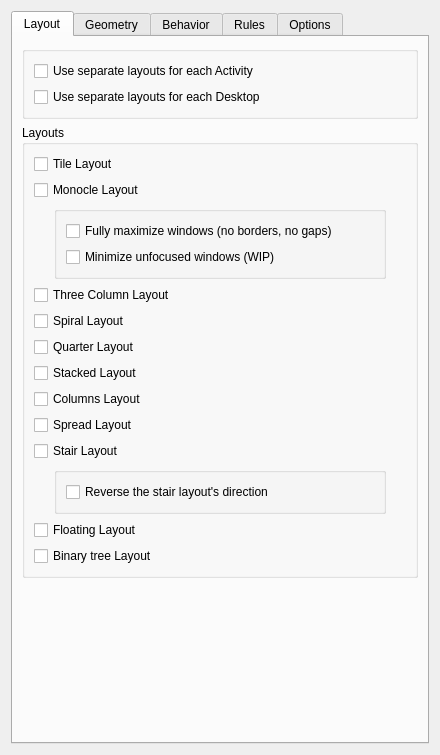
This is res/config.ui in uberkael/krohnkite as Qt 5 draws it before an edit. The edited form follows.
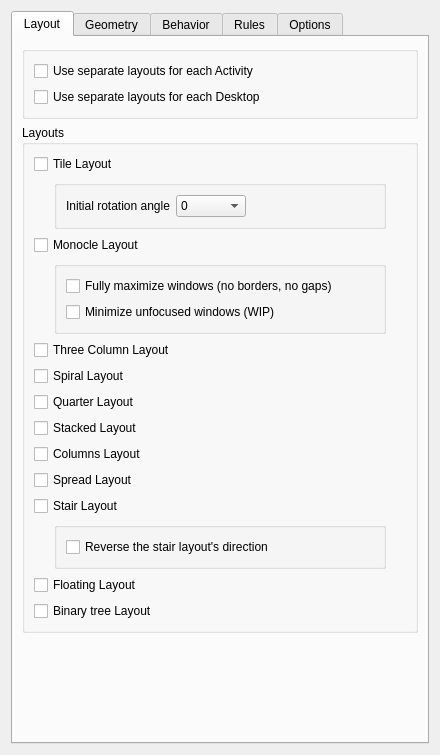
This is the edited form. The open tabs and pages were chosen to show the change.

Commit message: Initial rotation angle for TileLayout can be customized

What changed in the file:
```diff
--- a/res/config.ui
+++ b/res/config.ui
@@ -78,6 +78,79 @@
             </property>
            </widget>
           </item>
+          <item>
+           <layout class="QVBoxLayout" name="tileLayoutConfigLayout">
+            <property name="leftMargin">
+             <number>20</number>
+            </property>
+            <property name="rightMargin">
+             <number>20</number>
+            </property>
+            <item>
+             <widget class="QGroupBox" name="groupBoxTileConfigLayout">
+              <property name="title">
+               <string/>
+              </property>
+              <layout class="QGridLayout" name="gridLayout_2">
+               <item row="0" column="0">
+                <layout class="QHBoxLayout" name="horizontalLayout_3">
+                 <item>
+                  <widget class="QLabel" name="tileLabel11">
+                   <property name="text">
+                    <string>Initial rotation angle</string>
+                   </property>
+                  </widget>
+                 </item>
+                 <item>
+                  <widget class="QComboBox" name="kcfg_tileLayoutInitialRotationAngle">
+                   <property name="minimumSize">
+                    <size>
+                     <width>70</width>
+                     <height>0</height>
+                    </size>
+                   </property>
+                   <item>
+                    <property name="text">
+                     <string>0</string>
+                    </property>
+                   </item>
+                   <item>
+                    <property name="text">
+                     <string>90</string>
+                    </property>
+                   </item>
+                   <item>
+                    <property name="text">
+                     <string>180</string>
+                    </property>
+                   </item>
+                   <item>
+                    <property name="text">
+                     <string>270</string>
+                    </property>
+                   </item>
+                  </widget>
+                 </item>
+                </layout>
+               </item>
+               <item row="0" column="1">
+                <spacer name="horizontalSpacer">
+                 <property name="orientation">
+                  <enum>Qt::Orientation::Horizontal</enum>
+                 </property>
+                 <property name="sizeHint" stdset="0">
+                  <size>
+                   <width>40</width>
+                   <height>20</height>
+                  </size>
+                 </property>
+                </spacer>
+               </item>
+              </layout>
+             </widget>
+            </item>
+           </layout>
+          </item>
           <item>
            <widget class="QCheckBox" name="kcfg_enableMonocleLayout">
             <property name="toolTip">
```
Left out of the diff: 57 changed lines with no effect on the pictures. The commit also changes 4 other files.
